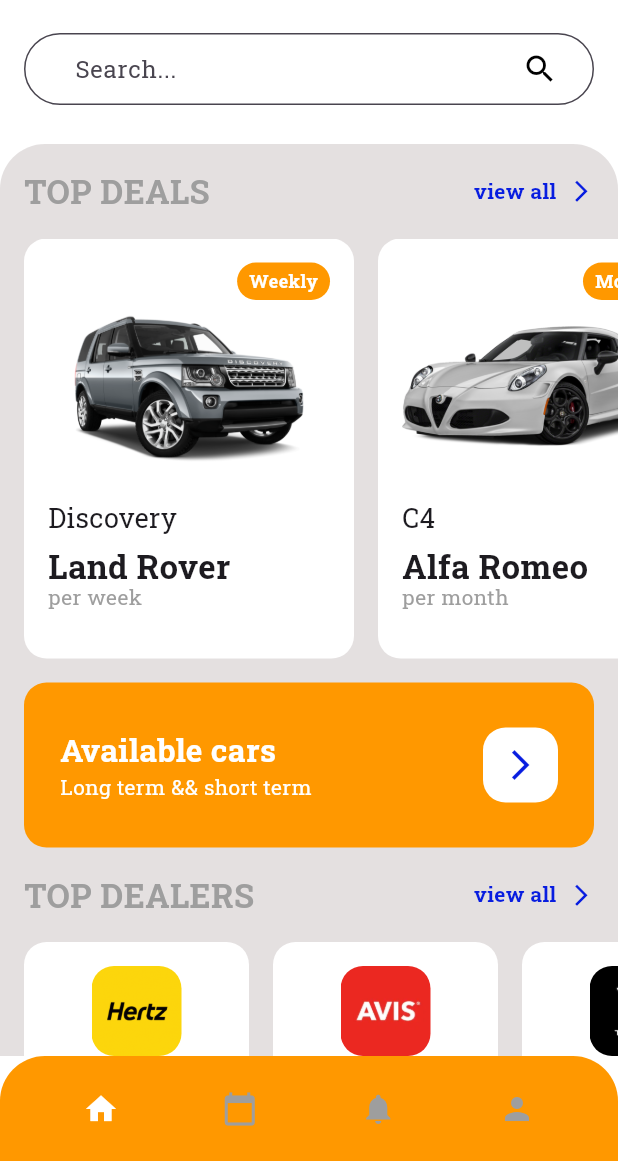
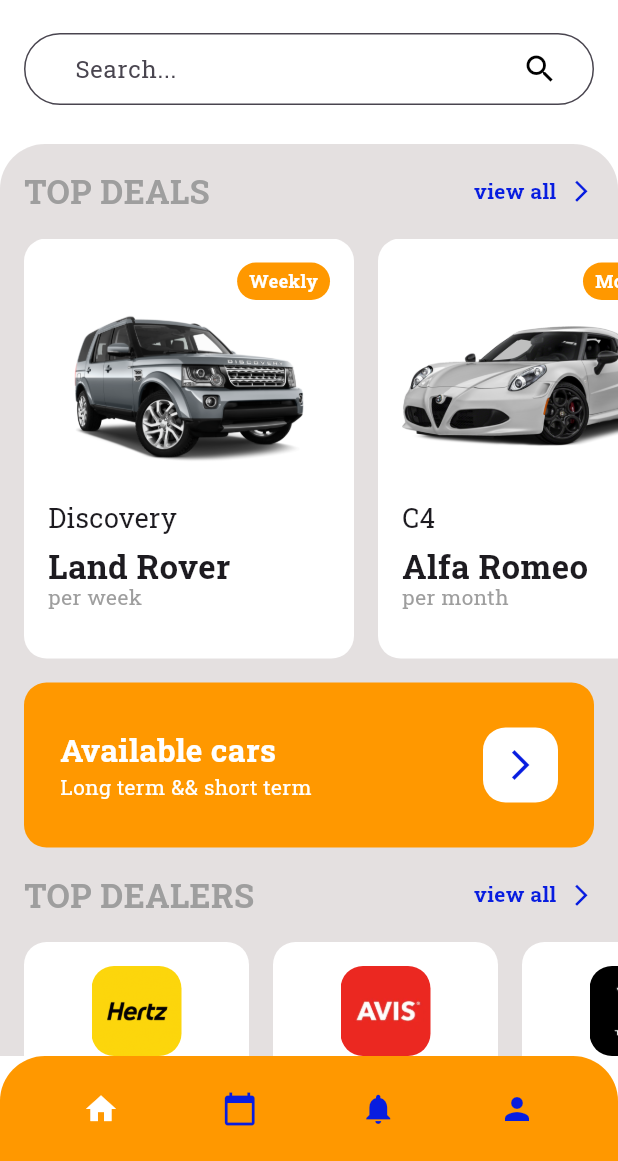
Before and after one commit to Jojo131313/Taga_App, a Flutter app: the screen it shows after launch, on a phone screen of 412 x 824 dp, the part 75-1236 px from its top. Run offline on Flutter 3.47's test engine with Material 3 defaults, Android fonts, the phone set to English and light mode, and no system bars; our stand-ins replace google_fonts, shared_preferences.

Commit message:
first commit

```diff
--- a/lib/screens/acceuil_screen.dart
+++ b/lib/screens/acceuil_screen.dart
@@ -360,7 +360,7 @@
             Center(
               child: Icon(
                 item.iconData,
-                color: selectedItem == item ? Colors.white : Colors.grey,
+                color: selectedItem == item ? Colors.white : Color.fromARGB(255, 8, 29, 224),
                 size: 24,
               ),
             ),
```
